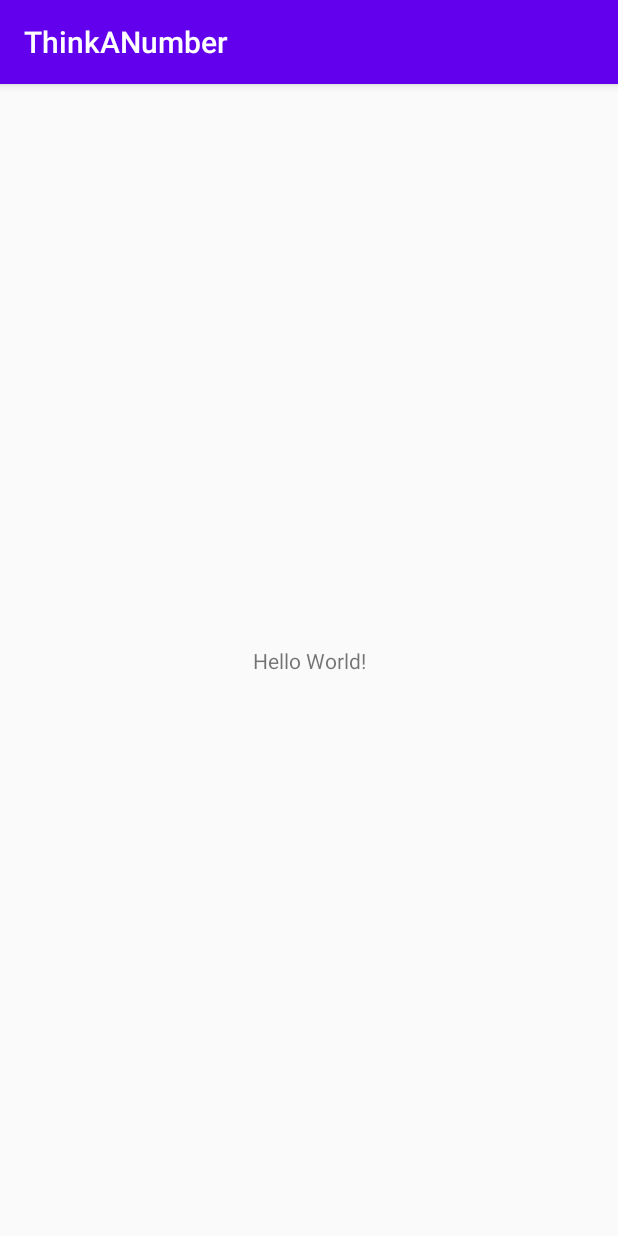
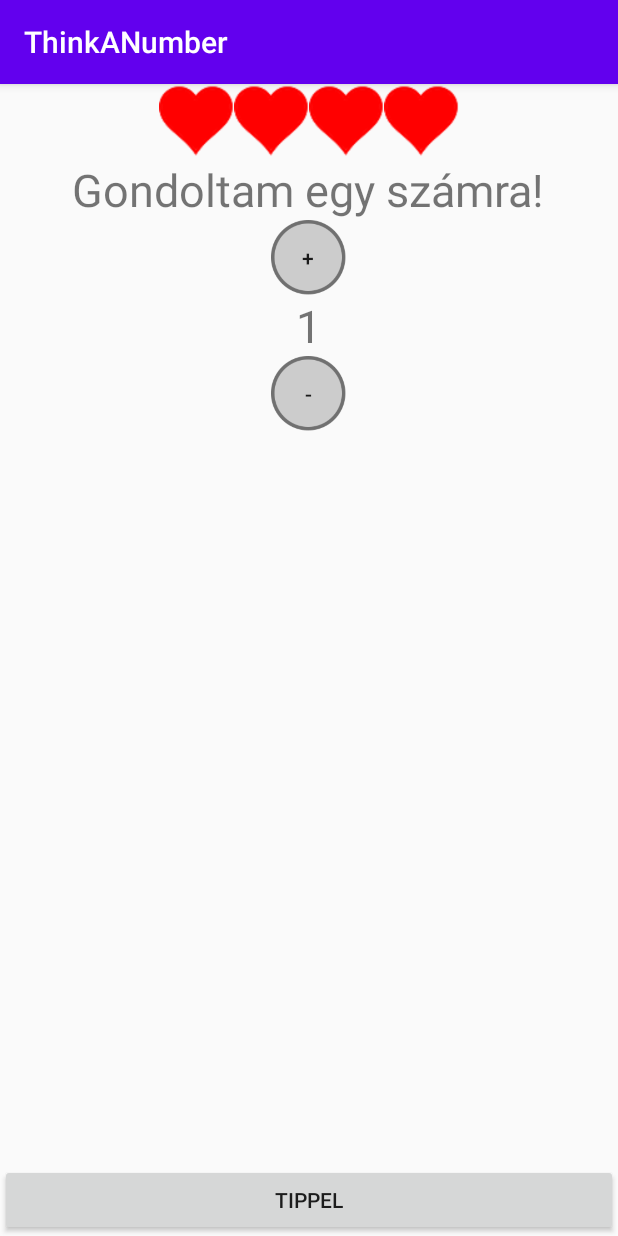
Before and after one commit to darkbeast0106/Android_Java_ThinkANumber, an Android app: the screen it shows after launch (MainActivity), on a phone screen of 412 x 824 dp. Run offline under Robolectric (Android 15) with nearby library versions, the phone set to English and light mode, and no system bars.

Commit message:
Az alkalmazás kinézete

```diff
--- a/app/src/main/res/layout/activity_main.xml
+++ b/app/src/main/res/layout/activity_main.xml
@@ -1,18 +1,87 @@
 <?xml version="1.0" encoding="utf-8"?>
-<androidx.constraintlayout.widget.ConstraintLayout xmlns:android="http://schemas.android.com/apk/res/android"
+<RelativeLayout xmlns:android="http://schemas.android.com/apk/res/android"
     xmlns:app="http://schemas.android.com/apk/res-auto"
     xmlns:tools="http://schemas.android.com/tools"
     android:layout_width="match_parent"
     android:layout_height="match_parent"
-    tools:context=".MainActivity">
+    tools:context=".MainActivity"
 
-    <TextView
-        android:layout_width="wrap_content"
+    >
+    <LinearLayout
+        android:layout_width="match_parent"
         android:layout_height="wrap_content"
-        android:text="Hello World!"
-        app:layout_constraintBottom_toBottomOf="parent"
-        app:layout_constraintLeft_toLeftOf="parent"
-        app:layout_constraintRight_toRightOf="parent"
-        app:layout_constraintTop_toTopOf="parent" />
+        android:orientation="vertical"
+        android:gravity="center_horizontal"
+        >
+        <!--
+            gravity: az elem gyermek elemei hogyan helyzekednek el
+            layout_gravity: az elem hol helyezkedik el
+                a szülő elemen belül
+        -->
+        <LinearLayout
+            android:layout_width="wrap_content"
+            android:layout_height="wrap_content">
+            <ImageView
+                android:layout_width="50dp"
+                android:layout_height="50dp"
+                android:id="@+id/image_hp1"
+                android:src="@drawable/heart2"
+                />
+            <ImageView
+                android:layout_width="50dp"
+                android:layout_height="50dp"
+                android:id="@+id/image_hp2"
+                android:src="@drawable/heart2"
+                />
+            <ImageView
+                android:layout_width="50dp"
+                android:layout_height="50dp"
+                android:id="@+id/image_hp3"
+                android:src="@drawable/heart2"
+                />
+            <ImageView
+                android:layout_width="50dp"
+                android:layout_height="50dp"
+                android:id="@+id/image_hp4"
+                android:src="@drawable/heart2"
+                />
+        </LinearLayout>
+        <TextView
+            android:layout_width="wrap_content"
+            android:layout_height="wrap_content"
+            android:textSize="30sp"
+            android:text="Gondoltam egy számra!"
+            />
+        <Button
+            android:layout_width="50dp"
+            android:layout_height="50dp"
+            android:text="+"
+            android:background="@drawable/buttonbackround"
+            android:id="@+id/btn_novel"
+            />
+        <TextView
+            android:layout_width="wrap_content"
+            android:layout_height="wrap_content"
+            android:textSize="30sp"
+            android:text="1"
+            android:id="@+id/text_tippelt_szam"
+            />
+        <Button
+            android:layout_width="50dp"
+            android:layout_height="50dp"
+            android:text="-"
+            android:background="@drawable/buttonbackround"
+            android:id="@+id/btn_csokkent"
+            />
 
-</androidx.constraintlayout.widget.ConstraintLayout>
+    </LinearLayout>
+
+    <Button
+        android:layout_width="match_parent"
+        android:layout_height="wrap_content"
+        android:layout_alignParentBottom="true"
+        android:text="TIPPEL"
+        android:id="@+id/btn_tipp"
+        />
+
+</RelativeLayout>
```
